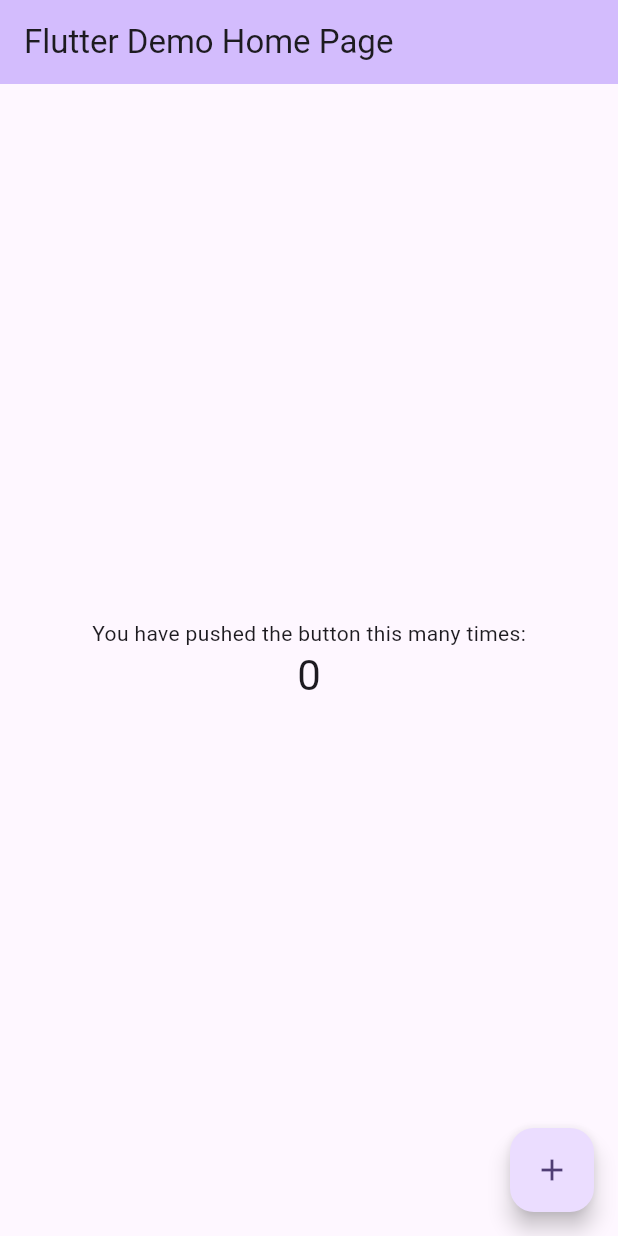
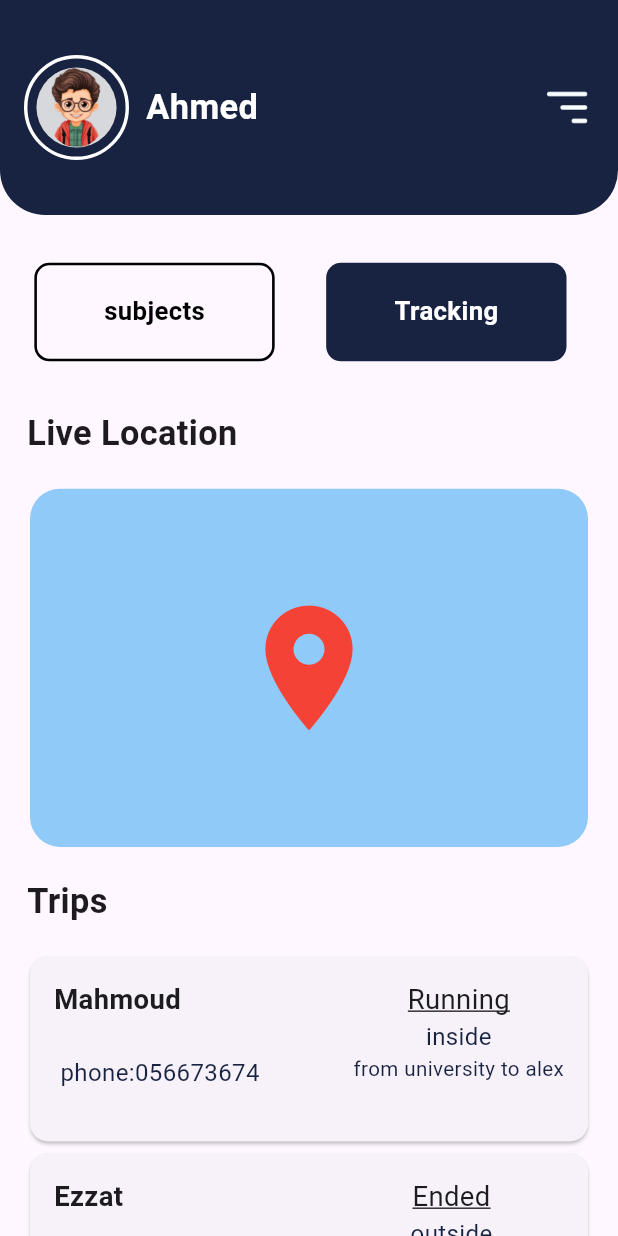
Before and after one commit to hazemAmr0/task, a Flutter app: the screen it shows after launch, on a phone screen of 412 x 824 dp. Run offline on Flutter 3.47's test engine with Material 3 defaults, Android fonts, the phone set to English and light mode, and no system bars; our stand-ins replace flutter_screenutil.

Commit message:
finish task
build home screen
*build driver details screen

```diff
--- /dev/null
+++ b/lib/helper/app_color.dart
@@ -0,0 +1,9 @@
+import 'package:flutter/material.dart';
+
+class AppColor{
+
+
+  static const Color appBarColor = Color(0xFF182341);
+  static const Color deepWhite = Color(0xFFd7d8dc);
+  static const Color cardColor = Color(0xFFf6f6f6);
+}
--- a/lib/main.dart
+++ b/lib/main.dart
@@ -1,4 +1,6 @@
 import 'package:flutter/material.dart';
+import 'package:flutter_screenutil/flutter_screenutil.dart';
+import 'package:task/screens/home_screen.dart';
 
 void main() {
   runApp(const MyApp());
@@ -7,119 +9,21 @@ void main() {
 class MyApp extends StatelessWidget {
   const MyApp({super.key});
 
-  // This widget is the root of your application.
+
   @override
   Widget build(BuildContext context) {
-    return MaterialApp(
-      title: 'Flutter Demo',
-      theme: ThemeData(
-        // This is the theme of your application.
-        //
-        // TRY THIS: Try running your application with "flutter run". You'll see
-        // the application has a purple toolbar. Then, without quitting the app,
-        // try changing the seedColor in the colorScheme below to Colors.green
-        // and then invoke "hot reload" (save your changes or press the "hot
-        // reload" button in a Flutter-supported IDE, or press "r" if you used
-        // the command line to start the app).
-        //
-        // Notice that the counter didn't reset back to zero; the application
-        // state is not lost during the reload. To reset the state, use hot
-        // restart instead.
-        //
-        // This works for code too, not just values: Most code changes can be
-        // tested with just a hot reload.
-        colorScheme: ColorScheme.fromSeed(seedColor: Colors.deepPurple),
-        useMaterial3: true,
-      ),
-      home: const MyHomePage(title: 'Flutter Demo Home Page'),
+    return ScreenUtilInit(
+        designSize: const Size(360, 690),
+            builder:(context, child) => MaterialApp(
+              debugShowCheckedModeBanner: false,
+              title: 'Flutter Task',
+              theme: ThemeData(
+                primarySwatch: Colors.blue,
+              ),
+              home: const HomeScreen(),
+
+            ) ,
+
     );
   }
 }
-
-class MyHomePage extends StatefulWidget {
-  const MyHomePage({super.key, required this.title});
-
-  // This widget is the home page of your application. It is stateful, meaning
-  // that it has a State object (defined below) that contains fields that affect
-  // how it looks.
-
-  // This class is the configuration for the state. It holds the values (in this
-  // case the title) provided by the parent (in this case the App widget) and
-  // used by the build method of the State. Fields in a Widget subclass are
-  // always marked "final".
-
-  final String title;
-
-  @override
-  State<MyHomePage> createState() => _MyHomePageState();
-}
-
-class _MyHomePageState extends State<MyHomePage> {
-  int _counter = 0;
-
-  void _incrementCounter() {
-    setState(() {
-      // This call to setState tells the Flutter framework that something has
-      // changed in this State, which causes it to rerun the build method below
-      // so that the display can reflect the updated values. If we changed
-      // _counter without calling setState(), then the build method would not be
-      // called again, and so nothing would appear to happen.
-      _counter++;
-    });
-  }
-
-  @override
-  Widget build(BuildContext context) {
-    // This method is rerun every time setState is called, for instance as done
-    // by the _incrementCounter method above.
-    //
-    // The Flutter framework has been optimized to make rerunning build methods
-    // fast, so that you can just rebuild anything that needs updating rather
-    // than having to individually change instances of widgets.
-    return Scaffold(
-      appBar: AppBar(
-        // TRY THIS: Try changing the color here to a specific color (to
-        // Colors.amber, perhaps?) and trigger a hot reload to see the AppBar
-        // change color while the other colors stay the same.
-        backgroundColor: Theme.of(context).colorScheme.inversePrimary,
-        // Here we take the value from the MyHomePage object that was created by
-        // the App.build method, and use it to set our appbar title.
-        title: Text(widget.title),
-      ),
-      body: Center(
-        // Center is a layout widget. It takes a single child and positions it
-        // in the middle of the parent.
-        child: Column(
-          // Column is also a layout widget. It takes a list of children and
-          // arranges them vertically. By default, it sizes itself to fit its
-          // children horizontally, and tries to be as tall as its parent.
-          //
-          // Column has various properties to control how it sizes itself and
-          // how it positions its children. Here we use mainAxisAlignment to
-          // center the children vertically; the main axis here is the vertical
-          // axis because Columns are vertical (the cross axis would be
-          // horizontal).
-          //
-          // TRY THIS: Invoke "debug painting" (choose the "Toggle Debug Paint"
-          // action in the IDE, or press "p" in the console), to see the
-          // wireframe for each widget.
-          mainAxisAlignment: MainAxisAlignment.center,
-          children: <Widget>[
-            const Text(
-              'You have pushed the button this many times:',
-            ),
-            Text(
-              '$_counter',
-              style: Theme.of(context).textTheme.headlineMedium,
-            ),
-          ],
-        ),
-      ),
-      floatingActionButton: FloatingActionButton(
-        onPressed: _incrementCounter,
-        tooltip: 'Increment',
-        child: const Icon(Icons.add),
-      ), // This trailing comma makes auto-formatting nicer for build methods.
-    );
-  }
-}
--- /dev/null
+++ b/lib/screens/home_screen.dart
@@ -0,0 +1,93 @@
+import 'package:flutter/cupertino.dart';
+import 'package:flutter/material.dart';
+import 'package:flutter_screenutil/flutter_screenutil.dart';
+import 'package:task/screens/deriver_details_screen.dart';
+import 'package:task/screens/widgets/button_section.dart';
+import 'package:task/screens/widgets/custom_app_bar.dart';
+import 'package:task/screens/widgets/trip_card.dart';
+
+class HomeScreen extends StatelessWidget {
+  const HomeScreen({super.key});
+
+  @override
+  Widget build(BuildContext context) {
+    return SafeArea(
+      child: Scaffold(
+        body: SingleChildScrollView(
+          child: Column(
+            children: [
+              // Profile and Buttons
+              const CustomAppBar(),
+              SizedBox(height: 20.h),
+              const Padding(
+                padding: EdgeInsets.all(8.0),
+                child: Button_Section(),
+              ),
+              // Live Location Map
+              SizedBox(height: 20.h),
+              Padding(
+                padding: EdgeInsets.only(left: 18.0),
+                child: Align(
+                    alignment: Alignment.centerLeft,
+                    child: Text("Live Location",
+                        style: TextStyle(
+                            fontSize: 20.sp, fontWeight: FontWeight.bold))),
+              ),
+              Padding(
+                padding: const EdgeInsets.all(20.0),
+                child: Container(
+                  height: 200.h,
+                  width: double.infinity,
+                  decoration: BoxDecoration(
+                    color: Colors.blue[200],
+                    borderRadius: BorderRadius.circular(20),
+                  ),
+                  child: const Center(
+                    child:
+                        Icon(Icons.location_on, size: 100, color: Colors.red),
+                  ),
+                ),
+              ),
+              // Trips Section
+              Padding(
+                padding: EdgeInsets.only(left: 18.0),
+                child: Align(
+                    alignment: Alignment.centerLeft,
+                    child: Text("Trips",
+                        style: TextStyle(
+                            fontSize: 20.sp, fontWeight: FontWeight.bold))),
+              ),
+              Padding(
+                padding: const EdgeInsets.all(16.0),
+                child: Column(
+                  children: [
+                    InkWell(
+                        onTap: () {
+                          Navigator.push(
+                              context,
+                              MaterialPageRoute(
+                                  builder: (context) =>
+                                      const DriverDetailsScreen()));
+                        },
+                        child: TripCard(
+                            driverName: "Mahmoud",
+                            status: "Running",
+                            phone: "056673674",
+                            status2: "inside",
+                            address: "from university to alex")),
+                    TripCard(
+                        driverName: "Ezzat",
+                        status: "Ended",
+                        phone: "054756473",
+                        status2: "outside",
+                        address: "from home to university"),
+                  ],
+                ),
+              ),
+            ],
+          ),
+        ),
+      ),
+    );
+  }
+}
--- /dev/null
+++ b/lib/screens/widgets/button_section.dart
@@ -0,0 +1,58 @@
+import 'package:flutter/material.dart';
+import 'package:flutter_screenutil/flutter_screenutil.dart';
+import 'package:task/helper/app_color.dart';
+
+class Button_Section extends StatelessWidget {
+  const Button_Section({
+    super.key,
+  });
+
+  @override
+  Widget build(BuildContext context) {
+    return Row(
+      mainAxisAlignment: MainAxisAlignment.center,
+      children: [
+        InkWell(
+          onTap: () {},
+          child: Container(
+            height: 55.h,
+            width: 140.w,
+            decoration: BoxDecoration(
+              borderRadius: BorderRadius.circular(10),
+              border: Border.all(color: Colors.black, width: 1.5.w),
+            ),
+            child: Center(
+                child: Text(
+              "subjects",
+              style: TextStyle(
+                  color: Colors.black,
+                  fontSize: 15.sp,
+                  fontWeight: FontWeight.bold),
+            )),
+          ),
+        ),
+        SizedBox(width: 30.w),
+        InkWell(
+          onTap: () {},
+          child: Container(
+            height: 55.h,
+            width: 140.w,
+            decoration: BoxDecoration(
+              borderRadius: BorderRadius.circular(10),
+              color: AppColor.appBarColor,
+            ),
+            child: Center(
+                child: Text(
+              "Tracking",
+              style: TextStyle(
+                  color: Colors.white,
+                  fontSize: 15.sp,
+                  fontWeight: FontWeight.bold),
+            )),
+          ),
+        ),
+        SizedBox(width: 10.w),
+      ],
+    );
+  }
+}
--- /dev/null
+++ b/lib/screens/widgets/custom_app_bar.dart
@@ -0,0 +1,64 @@
+import 'package:flutter/material.dart';
+import 'package:flutter_screenutil/flutter_screenutil.dart';
+import 'package:task/helper/app_color.dart';
+
+class CustomAppBar extends StatelessWidget {
+  const CustomAppBar({super.key});
+
+  @override
+  Widget build(BuildContext context) {
+    return Container(
+      height: 120.h,
+      decoration: const BoxDecoration(
+        color: AppColor.appBarColor,
+        borderRadius: BorderRadius.only(
+          bottomLeft: Radius.circular(30),
+          bottomRight: Radius.circular(30),
+        ),
+      ),
+      padding: const EdgeInsets.all(16),
+      child: Row(
+        children: [
+          Container(
+            height: 70,
+            width: 70,
+            decoration: BoxDecoration(
+              borderRadius: BorderRadius.circular(100),
+              border: Border.all(color: Colors.white, width: 2.w),
+            ),
+            child: Padding(
+              padding: const EdgeInsets.all(6.0),
+              child: CircleAvatar(
+                backgroundColor: AppColor.deepWhite,
+                foregroundColor: Colors.black,
+                child: ClipRRect(
+                  borderRadius: BorderRadius.circular(100),
+                  child: const Image(
+                    image: AssetImage(
+                      'assets/images/profile1.png',
+                    ),
+                  ),
+                ),
+              ),
+            ),
+          ),
+          SizedBox(width: 10.w),
+          Text(
+            "Ahmed",
+            style: TextStyle(
+                fontSize: 20.sp,
+                color: Colors.white,
+                fontWeight: FontWeight.bold),
+          ),
+          const Spacer(),
+          Image(
+            height: 30.h,
+            image: AssetImage(
+              'assets/images/menu.png',
+            ),
+          ),
+        ],
+      ),
+    );
+  }
+}
--- /dev/null
+++ b/lib/screens/widgets/trip_card.dart
@@ -0,0 +1,84 @@
+import 'package:flutter/cupertino.dart';
+import 'package:flutter/material.dart';
+import 'package:flutter/rendering.dart';
+import 'package:flutter/widgets.dart';
+import 'package:flutter_screenutil/flutter_screenutil.dart';
+import 'package:task/helper/app_color.dart';
+
+class TripCard extends StatelessWidget {
+  final String driverName;
+  final String status;
+  final String status2;
+  final String address;
+  final String phone;
+
+  TripCard({
+    required this.driverName,
+    required this.status,
+    required this.phone,
+    required this.status2,
+    required this.address,
+  });
+
+  @override
+  Widget build(BuildContext context) {
+    return SizedBox(
+      height: 110.h,
+      child: Card(
+        child: Padding(
+          padding: const EdgeInsets.all(16.0),
+          child: Row(
+            mainAxisAlignment: MainAxisAlignment.spaceBetween,
+            children: [
+              Column(
+                crossAxisAlignment: CrossAxisAlignment.start,
+                children: [
+                  Text(
+                    driverName,
+                    style: TextStyle(
+                      fontSize: 16.sp,
+                      fontWeight: FontWeight.bold,
+                    ),
+                  ),
+                  SizedBox(height: 20.h),
+                  Text(
+                    ' phone:$phone',
+                    style: TextStyle(
+                      fontSize: 14.sp,
+                      color: AppColor.appBarColor,
+                    ),
+                  ),
+                ],
+              ),
+              Column(
+                children: [
+                  Text(
+                    status,
+                    style: TextStyle(
+                      fontSize: 16.sp,
+                      decoration: TextDecoration.underline,
+                    ),
+                  ),
+                  Text(
+                    status2,
+                    style: TextStyle(
+                      fontSize: 14.sp,
+                      color: AppColor.appBarColor,
+                    ),
+                  ),
+                  Text(
+                    address,
+                    style: TextStyle(
+                      fontSize: 12.sp,
+                      color: AppColor.appBarColor,
+                    ),
+                  ),
+                ],
+              ),
+            ],
+          ),
+        ),
+      ),
+    );
+  }
+}
```
Also changed, not shown: lib/screens/deriver_details_screen.dart (added, +87 -0 lines), lib/screens/widgets/driver_card.dart (added, +97 -0 lines), pubspec.yaml (+6 -20 lines), assets/images/cam-recorder.png (added), assets/images/menu.png (added), assets/images/profile1.png (added), pubspec.lock.
